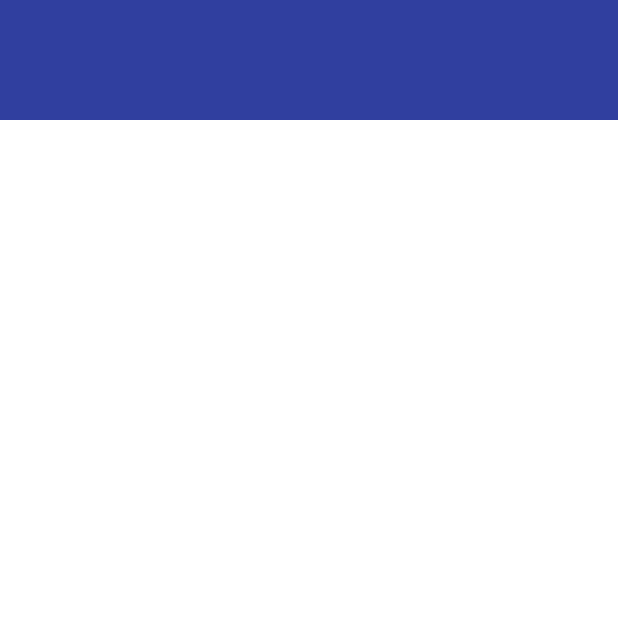
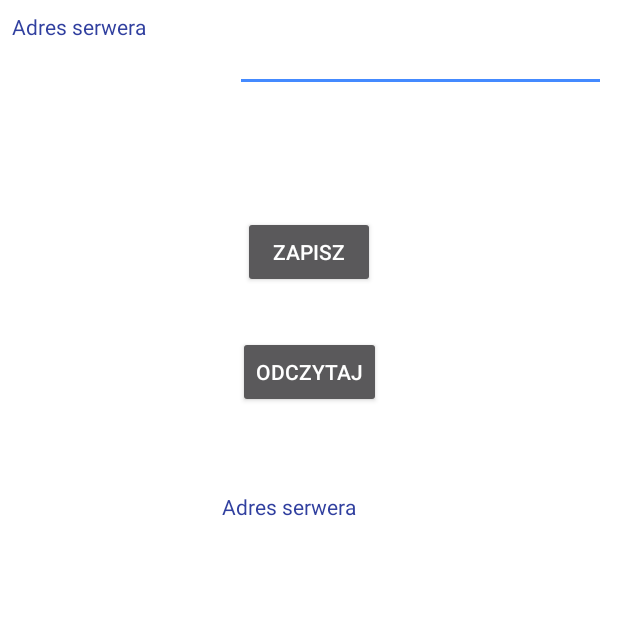
Before and after one commit to dawid73/kupto-front-android, an Android app: the screen it shows after launch (ProductsList before the commit, Preference after it), on a phone screen of 412 x 824 dp, the top half of it. Run offline under Robolectric (Android 15) with nearby library versions, the phone set to English and light mode, and no system bars.

```diff
--- a/app/src/main/AndroidManifest.xml
+++ b/app/src/main/AndroidManifest.xml
@@ -12,9 +12,10 @@
         android:roundIcon="@mipmap/ic_launcher_round"
         android:supportsRtl="true"
         android:theme="@style/AppTheme">
-        <activity android:name=".MainActivity">
+        <activity android:name=".MainActivity"></activity>
+        <activity android:name=".productsList.ProductsList">
         </activity>
-        <activity android:name=".productsList.ProductsList">
+        <activity android:name=".Preference">
             <intent-filter>
                 <action android:name="android.intent.action.MAIN" />
 
--- /dev/null
+++ b/app/src/main/java/cloud/dawid/kupto/Preference.java
@@ -0,0 +1,62 @@
+package cloud.dawid.kupto;
+
+import android.content.SharedPreferences;
+import android.support.v7.app.AppCompatActivity;
+import android.os.Bundle;
+import android.view.View;
+import android.widget.Button;
+import android.widget.EditText;
+import android.widget.Toast;
+
+public class Preference extends AppCompatActivity {
+
+    Button btn_save, btn_oczytaj;
+    EditText adres_serwera;
+
+    @Override
+    protected void onCreate(Bundle savedInstanceState) {
+        super.onCreate(savedInstanceState);
+        setContentView(R.layout.activity_preference);
+
+        btn_save = (Button) findViewById(R.id.btn_save);
+        btn_oczytaj = (Button) findViewById(R.id.btn_oczytaj);
+        adres_serwera = (EditText) findViewById(R.id.adresSerwera);
+
+
+        btn_save.setOnClickListener(new View.OnClickListener() {
+            @Override
+            public void onClick(View v) {
+                savePreferences(adres_serwera.getText().toString());
+            }
+        });
+
+        btn_oczytaj.setOnClickListener(new View.OnClickListener() {
+            @Override
+            public void onClick(View v) {
+                readPreferences();
+
+
+            }
+        });
+    }
+
+    private void savePreferences(String adres){
+        SharedPreferences pref = getApplicationContext().getSharedPreferences("opcje", 0);
+        SharedPreferences.Editor editor = pref.edit();
+
+        editor.putString("adres", adres);
+        editor.commit();
+
+        Toast.makeText(this, "Zapisałem adres " + adres, Toast.LENGTH_LONG).show();
+    }
+
+    private void readPreferences(){
+        SharedPreferences pref = getApplicationContext().getSharedPreferences("opcje", 0);
+        String wynik = pref.getString("adres", "brak w bazie");
+
+        Toast.makeText(this, "Adres serwera to: " + wynik, Toast.LENGTH_SHORT).show();
+
+    }
+
+
+}
--- /dev/null
+++ b/app/src/main/res/layout/activity_preference.xml
@@ -0,0 +1,68 @@
+<?xml version="1.0" encoding="utf-8"?>
+<android.support.constraint.ConstraintLayout xmlns:android="http://schemas.android.com/apk/res/android"
+    xmlns:app="http://schemas.android.com/apk/res-auto"
+    xmlns:tools="http://schemas.android.com/tools"
+    android:layout_width="match_parent"
+    android:layout_height="match_parent"
+    android:background="@color/backgroud"
+    tools:context=".Preference">
+
+    <EditText
+        android:id="@+id/adresSerwera"
+        android:layout_width="247dp"
+        android:layout_height="61dp"
+        android:layout_marginEnd="8dp"
+
+        android:shadowColor="@color/colorPrimary"
+        android:textColor="@color/colorPrimary"
+        app:layout_constraintEnd_toEndOf="parent"
+        tools:layout_editor_absoluteY="4dp" />
+
+    <TextView
+        android:id="@+id/opis"
+        android:layout_width="wrap_content"
+        android:layout_height="wrap_content"
+        android:layout_marginStart="8dp"
+        android:layout_marginTop="8dp"
+        android:layout_marginEnd="8dp"
+        android:text="Adres serwera"
+        android:textColor="@color/colorPrimaryDark"
+        app:layout_constraintStart_toStartOf="parent"
+        app:layout_constraintTop_toTopOf="parent" />
+
+    <Button
+        android:id="@+id/btn_save"
+        android:layout_width="wrap_content"
+        android:layout_height="wrap_content"
+        android:layout_marginStart="8dp"
+        android:layout_marginTop="144dp"
+        android:layout_marginEnd="8dp"
+        android:text="@string/save"
+        app:layout_constraintEnd_toEndOf="parent"
+        app:layout_constraintStart_toStartOf="parent"
+        app:layout_constraintTop_toTopOf="parent" />
+
+    <Button
+        android:id="@+id/btn_oczytaj"
+        android:layout_width="wrap_content"
+        android:layout_height="wrap_content"
+        android:layout_marginStart="8dp"
+        android:layout_marginTop="224dp"
+        android:layout_marginEnd="8dp"
+        android:text="odczytaj"
+        app:layout_constraintEnd_toEndOf="parent"
+        app:layout_constraintStart_toStartOf="parent"
+        app:layout_constraintTop_toTopOf="parent" />
+
+    <TextView
+        android:id="@+id/odczyt"
+        android:layout_width="wrap_content"
+        android:layout_height="wrap_content"
+        android:layout_marginStart="148dp"
+        android:layout_marginTop="328dp"
+        android:text="Adres serwera"
+        android:textColor="@color/colorPrimaryDark"
+        app:layout_constraintStart_toStartOf="parent"
+        app:layout_constraintTop_toTopOf="parent" />
+
+</android.support.constraint.ConstraintLayout>
--- a/app/src/main/res/values/strings.xml
+++ b/app/src/main/res/values/strings.xml
@@ -7,4 +7,5 @@
     <string name="list">Lista</string>
     <string name="contact">Kontakt</string>
     <string name="products_name">Produkt</string>
+    <string name="save">Zapisz</string>
 </resources>
--- a/build.gradle
+++ b/build.gradle
@@ -7,7 +7,7 @@ buildscript {
         jcenter()
     }
     dependencies {
-        classpath 'com.android.tools.build:gradle:3.2.0'
+        classpath 'com.android.tools.build:gradle:3.2.1'
 
 
         // NOTE: Do not place your application dependencies here; they belong
```
